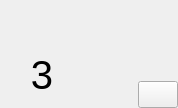
First picture: the form in Agricola_Front/Basic/roundcard.ui, repository kimmoney/Agricola, before the edit.
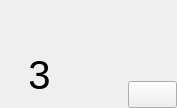
Second picture: the form after the edit. Icons and pictures are not drawn.

Commit message: 라운드카드 ui, field_base ui 수정

What changed in the file:
```diff
--- a/Agricola_Front/Basic/roundcard.ui
+++ b/Agricola_Front/Basic/roundcard.ui
@@ -6,7 +6,7 @@
    <rect>
     <x>0</x>
     <y>0</y>
-    <width>178</width>
+    <width>177</width>
     <height>108</height>
    </rect>
   </property>
@@ -34,7 +34,7 @@
    </property>
    <item>
     <widget class="QWidget" name="widget" native="true">
-     <layout class="QHBoxLayout" name="horizontalLayout" stretch="9,10">
+     <layout class="QHBoxLayout" name="horizontalLayout" stretch="4,5">
       <property name="spacing">
        <number>0</number>
       </property>
@@ -116,7 +116,7 @@
          </widget>
         </item>
         <item>
-         <layout class="QHBoxLayout" name="hlo" stretch="3,2">
+         <layout class="QHBoxLayout" name="hlo" stretch="0,0">
           <property name="spacing">
            <number>0</number>
           </property>
@@ -144,6 +144,12 @@
               <verstretch>0</verstretch>
              </sizepolicy>
             </property>
+            <property name="maximumSize">
+             <size>
+              <width>16777215</width>
+              <height>16777215</height>
+             </size>
+            </property>
             <property name="styleSheet">
              <string notr="true">border-image: url(:/newPrefix/images/harvest.png);</string>
             </property>
```
The commit also changes 1 other file.
